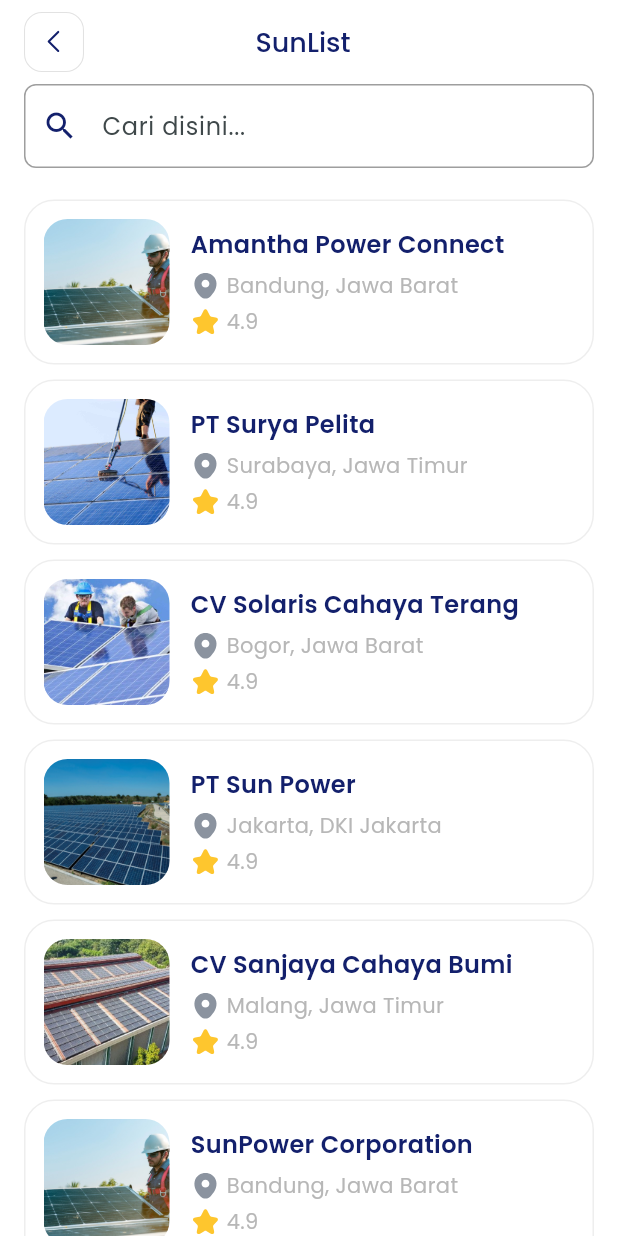
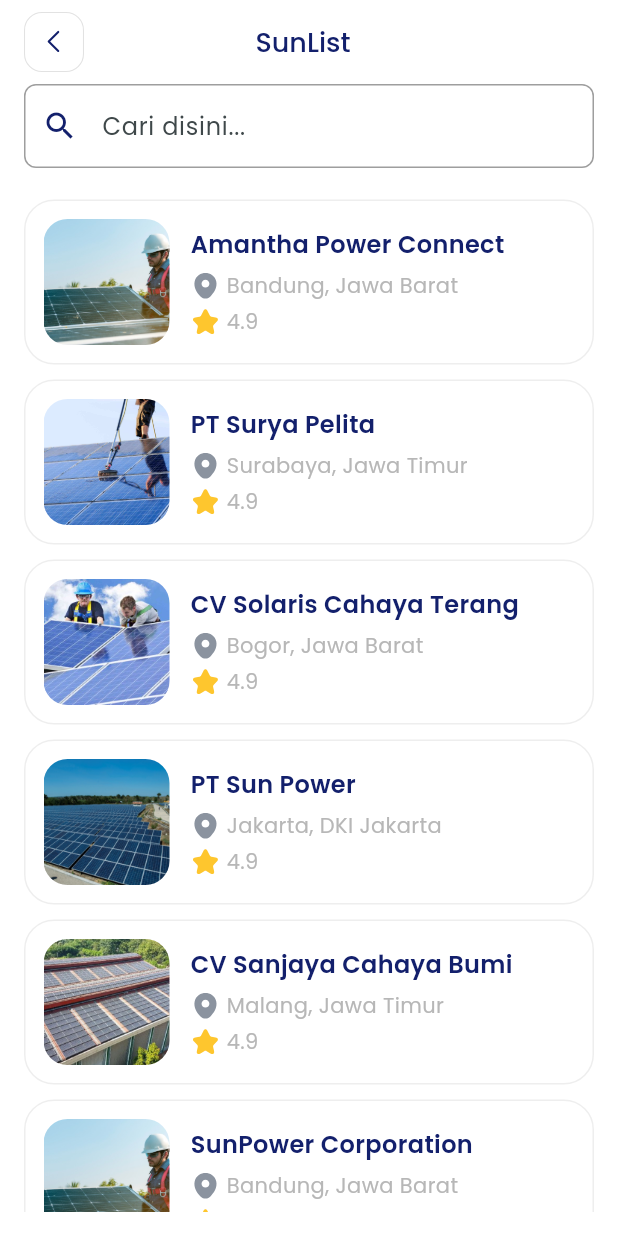
Before and after one commit to fauzihub13/sunmate, a Flutter app: the MobileView screen opened directly, on a phone screen of 412 x 824 dp. Run offline on Flutter 3.47's test engine with Material 3 defaults, Android fonts, the phone set to English and light mode, and no system bars; our stand-ins replace flutter_svg.

Commit message:
feat: padding bottom in news and vendor list page

```diff
--- a/lib/src/presentation/sunlist/pages/vendor_list_page.dart
+++ b/lib/src/presentation/sunlist/pages/vendor_list_page.dart
@@ -35,7 +35,7 @@
   @override
   void initState() {
     super.initState();
-    searchResults = vendors; // Tampilkan semua vendor secara default
+    searchResults = vendors;
   }
 
   void _onSearchChanged(String value) {
@@ -51,7 +51,7 @@
     return Scaffold(
       appBar: const CustomAppbar(title: 'SunList', canBack: true),
       body: Padding(
-        padding: const EdgeInsets.symmetric(horizontal: 16.0),
+        padding: const EdgeInsets.only(left: 16.0, right: 16.0, bottom: 16.0),
         child: Column(
           children: [
             CustomSearchBar(
--- a/lib/src/presentation/sunnews/pages/news_list_pages.dart
+++ b/lib/src/presentation/sunnews/pages/news_list_pages.dart
@@ -35,7 +35,7 @@
   @override
   void initState() {
     super.initState();
-    searchResults = news; // Tampilkan semua vendor secara default
+    searchResults = news;
   }
 
   void _onSearchChanged(String value) {
@@ -51,7 +51,7 @@
     return Scaffold(
       appBar: const CustomAppbar(title: 'SunNews', canBack: true),
       body: Padding(
-        padding: const EdgeInsets.symmetric(horizontal: 16.0),
+        padding: const EdgeInsets.only(left: 16.0, right: 16.0, bottom: 16.0),
         child: Column(
           children: [
             CustomSearchBar(
```
